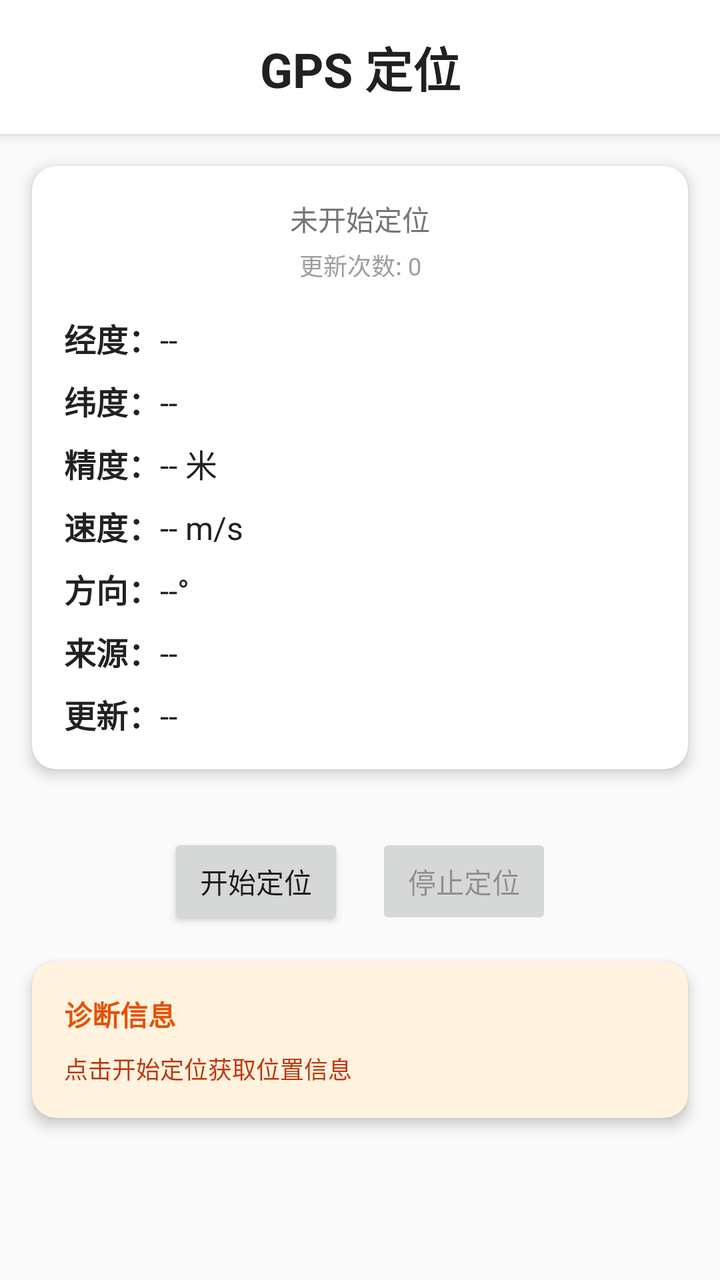
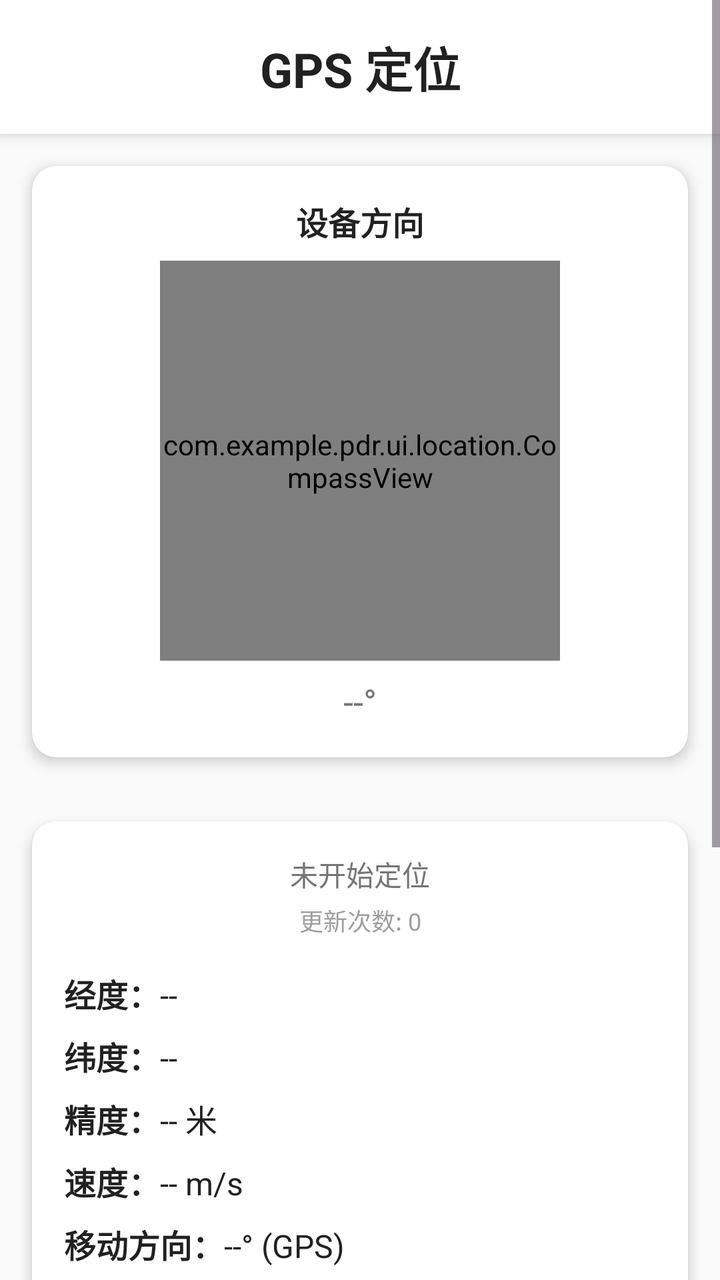

The first picture is an Android layout as it rendered before a commit; the second is the same layout after the commit. The layout source and the unified diff follow.
<!-- AndroidManifest.xml: application theme Theme.PDR -->
<!-- res/layout/fragment_location.xml -->
<?xml version="1.0" encoding="utf-8"?>
<LinearLayout xmlns:android="http://schemas.android.com/apk/res/android"
    xmlns:tools="http://schemas.android.com/tools"
    android:layout_width="match_parent"
    android:layout_height="match_parent"
    android:orientation="vertical"
    android:background="#FAFAFA"
    tools:context=".ui.location.LocationFragment">

    
    <LinearLayout
        android:id="@+id/headerLayout"
        android:layout_width="match_parent"
        android:layout_height="wrap_content"
        android:orientation="vertical"
        android:background="#FFFFFF"
        android:elevation="4dp">

        <TextView
            android:layout_width="match_parent"
            android:layout_height="wrap_content"
            android:padding="16dp"
            android:text="GPS 定位"
            android:textColor="#212121"
            android:textSize="24sp"
            android:textStyle="bold"
            android:gravity="center" />

    </LinearLayout>

    
    <androidx.cardview.widget.CardView
        android:layout_width="match_parent"
        android:layout_height="wrap_content"
        android:layout_margin="16dp"
        app:cardCornerRadius="12dp"
        app:cardElevation="4dp"
        xmlns:app="http://schemas.android.com/apk/res-auto">

        <LinearLayout
            android:layout_width="match_parent"
            android:layout_height="wrap_content"
            android:orientation="vertical"
            android:padding="16dp">

            
            <TextView
                android:id="@+id/textStatus"
                android:layout_width="match_parent"
                android:layout_height="wrap_content"
                android:text="未开始定位"
                android:textColor="#757575"
                android:textSize="14sp"
                android:gravity="center" />

            
            <TextView
                android:id="@+id/textUpdateCount"
                android:layout_width="match_parent"
                android:layout_height="wrap_content"
                android:layout_marginTop="4dp"
                android:text="更新次数: 0"
                android:textColor="#9E9E9E"
                android:textSize="12sp"
                android:gravity="center" />

            
            <LinearLayout
                android:layout_width="match_parent"
                android:layout_height="wrap_content"
                android:layout_marginTop="16dp"
                android:orientation="horizontal">

                <TextView
                    android:layout_width="wrap_content"
                    android:layout_height="wrap_content"
                    android:text="经度："
                    android:textColor="#212121"
                    android:textSize="16sp"
                    android:textStyle="bold" />

                <TextView
                    android:id="@+id/textLongitude"
                    android:layout_width="wrap_content"
                    android:layout_height="wrap_content"
                    android:text="--"
                    android:textColor="#212121"
                    android:textSize="16sp" />

            </LinearLayout>

            
            <LinearLayout
                android:layout_width="match_parent"
                android:layout_height="wrap_content"
                android:layout_marginTop="8dp"
                android:orientation="horizontal">

                <TextView
                    android:layout_width="wrap_content"
                    android:layout_height="wrap_content"
                    android:text="纬度："
                    android:textColor="#212121"
                    android:textSize="16sp"
                    android:textStyle="bold" />

                <TextView
                    android:id="@+id/textLatitude"
                    android:layout_width="wrap_content"
                    android:layout_height="wrap_content"
                    android:text="--"
                    android:textColor="#212121"
                    android:textSize="16sp" />

            </LinearLayout>

            
            <LinearLayout
                android:layout_width="match_parent"
                android:layout_height="wrap_content"
                android:layout_marginTop="8dp"
                android:orientation="horizontal">

                <TextView
                    android:layout_width="wrap_content"
                    android:layout_height="wrap_content"
                    android:text="精度："
                    android:textColor="#212121"
                    android:textSize="16sp"
                    android:textStyle="bold" />

                <TextView
                    android:id="@+id/textAccuracy"
                    android:layout_width="wrap_content"
                    android:layout_height="wrap_content"
                    android:text="-- 米"
                    android:textColor="#212121"
                    android:textSize="16sp" />

            </LinearLayout>

            
            <LinearLayout
                android:layout_width="match_parent"
                android:layout_height="wrap_content"
                android:layout_marginTop="8dp"
                android:orientation="horizontal">

                <TextView
                    android:layout_width="wrap_content"
                    android:layout_height="wrap_content"
                    android:text="速度："
                    android:textColor="#212121"
                    android:textSize="16sp"
                    android:textStyle="bold" />

                <TextView
                    android:id="@+id/textSpeed"
                    android:layout_width="wrap_content"
                    android:layout_height="wrap_content"
                    android:text="-- m/s"
                    android:textColor="#212121"
                    android:textSize="16sp" />

            </LinearLayout>

            
            <LinearLayout
                android:layout_width="match_parent"
                android:layout_height="wrap_content"
                android:layout_marginTop="8dp"
                android:orientation="horizontal">

                <TextView
                    android:layout_width="wrap_content"
                    android:layout_height="wrap_content"
                    android:text="方向："
                    android:textColor="#212121"
                    android:textSize="16sp"
                    android:textStyle="bold" />

                <TextView
                    android:id="@+id/textBearing"
                    android:layout_width="wrap_content"
                    android:layout_height="wrap_content"
                    android:text="--°"
                    android:textColor="#212121"
                    android:textSize="16sp" />

            </LinearLayout>

            
            <LinearLayout
                android:layout_width="match_parent"
                android:layout_height="wrap_content"
                android:layout_marginTop="8dp"
                android:orientation="horizontal">

                <TextView
                    android:layout_width="wrap_content"
                    android:layout_height="wrap_content"
                    android:text="来源："
                    android:textColor="#212121"
                    android:textSize="16sp"
                    android:textStyle="bold" />

                <TextView
                    android:id="@+id/textProvider"
                    android:layout_width="wrap_content"
                    android:layout_height="wrap_content"
                    android:text="--"
                    android:textColor="#212121"
                    android:textSize="16sp" />

            </LinearLayout>

            
            <LinearLayout
                android:layout_width="match_parent"
                android:layout_height="wrap_content"
                android:layout_marginTop="8dp"
                android:orientation="horizontal">

                <TextView
                    android:layout_width="wrap_content"
                    android:layout_height="wrap_content"
                    android:text="更新："
                    android:textColor="#212121"
                    android:textSize="16sp"
                    android:textStyle="bold" />

                <TextView
                    android:id="@+id/textUpdateTime"
                    android:layout_width="wrap_content"
                    android:layout_height="wrap_content"
                    android:text="--"
                    android:textColor="#212121"
                    android:textSize="16sp" />

            </LinearLayout>

        </LinearLayout>

    </androidx.cardview.widget.CardView>

    
    <LinearLayout
        android:layout_width="match_parent"
        android:layout_height="wrap_content"
        android:layout_margin="16dp"
        android:orientation="horizontal"
        android:gravity="center">

        <Button
            android:id="@+id/btnStart"
            android:layout_width="wrap_content"
            android:layout_height="wrap_content"
            android:text="开始定位"
            android:layout_marginEnd="16dp" />

        <Button
            android:id="@+id/btnStop"
            android:layout_width="wrap_content"
            android:layout_height="wrap_content"
            android:text="停止定位"
            android:enabled="false" />

    </LinearLayout>

    
    <androidx.cardview.widget.CardView
        android:layout_width="match_parent"
        android:layout_height="wrap_content"
        android:layout_marginStart="16dp"
        android:layout_marginEnd="16dp"
        android:layout_marginBottom="16dp"
        app:cardCornerRadius="12dp"
        app:cardElevation="4dp"
        app:cardBackgroundColor="#FFF3E0"
        xmlns:app="http://schemas.android.com/apk/res-auto">

        <LinearLayout
            android:layout_width="match_parent"
            android:layout_height="wrap_content"
            android:orientation="vertical"
            android:padding="16dp">

            <TextView
                android:layout_width="match_parent"
                android:layout_height="wrap_content"
                android:text="诊断信息"
                android:textColor="#E65100"
                android:textSize="14sp"
                android:textStyle="bold" />

            <TextView
                android:id="@+id/textDiagnostic"
                android:layout_width="match_parent"
                android:layout_height="wrap_content"
                android:layout_marginTop="8dp"
                android:text="点击开始定位获取位置信息"
                android:textColor="#BF360C"
                android:textSize="12sp" />

        </LinearLayout>

    </androidx.cardview.widget.CardView>

</LinearLayout>
<!-- resources referenced by this layout -->
<resources>
  <style name="Theme.PDR" parent="Base.Theme.PDR" />
  <style name="Base.Theme.PDR" parent="Theme.Material3.DayNight.NoActionBar">
          
          <item name="colorPrimary">@color/purple_500</item>
          <item name="colorPrimaryVariant">@color/purple_700</item>
          <item name="colorOnPrimary">@color/white</item>
          
          <item name="colorSecondary">@color/teal_200</item>
          <item name="colorSecondaryVariant">@color/teal_700</item>
          <item name="colorOnSecondary">@color/black</item>
      </style>
  <color name="purple_500">#FF6200EE</color>
  <color name="purple_700">#FF3700B3</color>
  <color name="white">#FFFFFFFF</color>
  <color name="teal_200">#FF03DAC5</color>
  <color name="teal_700">#FF018786</color>
  <color name="black">#FF000000</color>
</resources>

<!-- the commit's change to res/layout/fragment_location.xml (unified diff, before → after) -->
@@ -1,309 +1,357 @@
 <?xml version="1.0" encoding="utf-8"?>
-<LinearLayout xmlns:android="http://schemas.android.com/apk/res/android"
+<ScrollView xmlns:android="http://schemas.android.com/apk/res/android"
     xmlns:tools="http://schemas.android.com/tools"
+    xmlns:app="http://schemas.android.com/apk/res-auto"
     android:layout_width="match_parent"
     android:layout_height="match_parent"
-    android:orientation="vertical"
+    android:fillViewport="true"
     android:background="#FAFAFA"
     tools:context=".ui.location.LocationFragment">
 
-    
     <LinearLayout
-        android:id="@+id/headerLayout"
         android:layout_width="match_parent"
         android:layout_height="wrap_content"
-        android:orientation="vertical"
-        android:background="#FFFFFF"
-        android:elevation="4dp">
-
-        <TextView
-            android:layout_width="match_parent"
-            android:layout_height="wrap_content"
-            android:padding="16dp"
-            android:text="GPS 定位"
-            android:textColor="#212121"
-            android:textSize="24sp"
-            android:textStyle="bold"
-            android:gravity="center" />
-
-    </LinearLayout>
-
-    
-    <androidx.cardview.widget.CardView
-        android:layout_width="match_parent"
-        android:layout_height="wrap_content"
-        android:layout_margin="16dp"
-        app:cardCornerRadius="12dp"
-        app:cardElevation="4dp"
-        xmlns:app="http://schemas.android.com/apk/res-auto">
-
+        android:orientation="vertical">
+
+        
         <LinearLayout
+            android:id="@+id/headerLayout"
             android:layout_width="match_parent"
             android:layout_height="wrap_content"
             android:orientation="vertical"
-            android:padding="16dp">
-
-            
+            android:background="#FFFFFF"
+            android:elevation="4dp">
+
             <TextView
-                android:id="@+id/textStatus"
                 android:layout_width="match_parent"
                 android:layout_height="wrap_content"
-                android:text="未开始定位"
-                android:textColor="#757575"
-                android:textSize="14sp"
+                android:padding="16dp"
+                android:text="GPS 定位"
+                android:textColor="#212121"
+                android:textSize="24sp"
+                android:textStyle="bold"
                 android:gravity="center" />
 
-            
-            <TextView
-                android:id="@+id/textUpdateCount"
-                android:layout_width="match_parent"
-                android:layout_height="wrap_content"
-                android:layout_marginTop="4dp"
-                android:text="更新次数: 0"
-                android:textColor="#9E9E9E"
-                android:textSize="12sp"
-                android:gravity="center" />
-
-            
+        </LinearLayout>
+
+        
+        <androidx.cardview.widget.CardView
+            android:layout_width="match_parent"
+            android:layout_height="wrap_content"
+            android:layout_margin="16dp"
+            app:cardCornerRadius="12dp"
+            app:cardElevation="4dp">
+
             <LinearLayout
                 android:layout_width="match_parent"
                 android:layout_height="wrap_content"
-                android:layout_marginTop="16dp"
-                android:orientation="horizontal">
+                android:orientation="vertical"
+                android:padding="16dp"
+                android:gravity="center">
 
                 <TextView
                     android:layout_width="wrap_content"
                     android:layout_height="wrap_content"
-                    android:text="经度："
+                    android:text="设备方向"
                     android:textColor="#212121"
                     android:textSize="16sp"
                     android:textStyle="bold" />
 
-                <TextView
-                    android:id="@+id/textLongitude"
+                <com.example.pdr.ui.location.CompassView
+                    android:id="@+id/compassView"
+                    android:layout_width="200dp"
+                    android:layout_height="200dp"
+                    android:layout_marginTop="8dp" />
+
+                <TextView
+                    android:id="@+id/textDeviceBearing"
                     android:layout_width="wrap_content"
                     android:layout_height="wrap_content"
-                    android:text="--"
-                    android:textColor="#212121"
-                    android:textSize="16sp" />
+                    android:layout_marginTop="8dp"
+                    android:text="--°"
+                    android:textColor="#757575"
+                    android:textSize="18sp" />
 
             </LinearLayout>
 
-            
+        </androidx.cardview.widget.CardView>
+
+        
+        <androidx.cardview.widget.CardView
+            android:layout_width="match_parent"
+            android:layout_height="wrap_content"
+            android:layout_margin="16dp"
+            app:cardCornerRadius="12dp"
+            app:cardElevation="4dp">
+
             <LinearLayout
                 android:layout_width="match_parent"
                 android:layout_height="wrap_content"
-                android:layout_marginTop="8dp"
-                android:orientation="horizontal">
-
-                <TextView
-                    android:layout_width="wrap_content"
-                    android:layout_height="wrap_content"
-                    android:text="纬度："
-                    android:textColor="#212121"
-                    android:textSize="16sp"
-                    android:textStyle="bold" />
-
-                <TextView
-                    android:id="@+id/textLatitude"
-                    android:layout_width="wrap_content"
-                    android:layout_height="wrap_content"
-                    android:text="--"
-                    android:textColor="#212121"
-                    android:textSize="16sp" />
+                android:orientation="vertical"
+                android:padding="16dp">
+
+                
+                <TextView
+                    android:id="@+id/textStatus"
+                    android:layout_width="match_parent"
+                    android:layout_height="wrap_content"
+                    android:text="未开始定位"
+                    android:textColor="#757575"
+                    android:textSize="14sp"
+                    android:gravity="center" />
+
+                
+                <TextView
+                    android:id="@+id/textUpdateCount"
+                    android:layout_width="match_parent"
+                    android:layout_height="wrap_content"
+                    android:layout_marginTop="4dp"
+                    android:text="更新次数: 0"
+                    android:textColor="#9E9E9E"
+                    android:textSize="12sp"
+                    android:gravity="center" />
+
+                
+                <LinearLayout
+                    android:layout_width="match_parent"
+                    android:layout_height="wrap_content"
+                    android:layout_marginTop="16dp"
+                    android:orientation="horizontal">
+
+                    <TextView
+                        android:layout_width="wrap_content"
+                        android:layout_height="wrap_content"
+                        android:text="经度："
+                        android:textColor="#212121"
+                        android:textSize="16sp"
+                        android:textStyle="bold" />
+
+                    <TextView
+                        android:id="@+id/textLongitude"
+                        android:layout_width="wrap_content"
+                        android:layout_height="wrap_content"
+                        android:text="--"
+                        android:textColor="#212121"
+                        android:textSize="16sp" />
+
+                </LinearLayout>
+
+                
+                <LinearLayout
+                    android:layout_width="match_parent"
+                    android:layout_height="wrap_content"
+                    android:layout_marginTop="8dp"
+                    android:orientation="horizontal">
+
+                    <TextView
+                        android:layout_width="wrap_content"
+                        android:layout_height="wrap_content"
+                        android:text="纬度："
+                        android:textColor="#212121"
+                        android:textSize="16sp"
+                        android:textStyle="bold" />
+
+                    <TextView
+                        android:id="@+id/textLatitude"
+                        android:layout_width="wrap_content"
+                        android:layout_height="wrap_content"
+                        android:text="--"
+                        android:textColor="#212121"
+                        android:textSize="16sp" />
+
+                </LinearLayout>
+
+                
+                <LinearLayout
+                    android:layout_width="match_parent"
+                    android:layout_height="wrap_content"
+                    android:layout_marginTop="8dp"
+                    android:orientation="horizontal">
+
+                    <TextView
+                        android:layout_width="wrap_content"
+                        android:layout_height="wrap_content"
+                        android:text="精度："
+                        android:textColor="#212121"
+                        android:textSize="16sp"
+                        android:textStyle="bold" />
+
+                    <TextView
+                        android:id="@+id/textAccuracy"
+                        android:layout_width="wrap_content"
+                        android:layout_height="wrap_content"
+                        android:text="-- 米"
+                        android:textColor="#212121"
+                        android:textSize="16sp" />
+
+                </LinearLayout>
+
+                
+                <LinearLayout
+                    android:layout_width="match_parent"
+                    android:layout_height="wrap_content"
+                    android:layout_marginTop="8dp"
+                    android:orientation="horizontal">
+
+                    <TextView
+                        android:layout_width="wrap_content"
+                        android:layout_height="wrap_content"
+                        android:text="速度："
+                        android:textColor="#212121"
+                        android:textSize="16sp"
+                        android:textStyle="bold" />
+
+                    <TextView
+                        android:id="@+id/textSpeed"
+                        android:layout_width="wrap_content"
+                        android:layout_height="wrap_content"
+                        android:text="-- m/s"
+                        android:textColor="#212121"
+                        android:textSize="16sp" />
+
+                </LinearLayout>
+
+                
+                <LinearLayout
+                    android:layout_width="match_parent"
+                    android:layout_height="wrap_content"
+                    android:layout_marginTop="8dp"
+                    android:orientation="horizontal">
+
+                    <TextView
+                        android:layout_width="wrap_content"
+                        android:layout_height="wrap_content"
+                        android:text="移动方向："
+                        android:textColor="#212121"
+                        android:textSize="16sp"
+                        android:textStyle="bold" />
+
+                    <TextView
+                        android:id="@+id/textBearing"
+                        android:layout_width="wrap_content"
+                        android:layout_height="wrap_content"
+                        android:text="--° (GPS)"
+                        android:textColor="#212121"
+                        android:textSize="16sp" />
+
+                </LinearLayout>
+
+                
+                <LinearLayout
+                    android:layout_width="match_parent"
+                    android:layout_height="wrap_content"
+                    android:layout_marginTop="8dp"
+                    android:orientation="horizontal">
+
+                    <TextView
+                        android:layout_width="wrap_content"
+                        android:layout_height="wrap_content"
+                        android:text="来源："
+                        android:textColor="#212121"
+                        android:textSize="16sp"
+                        android:textStyle="bold" />
+
+                    <TextView
+                        android:id="@+id/textProvider"
+                        android:layout_width="wrap_content"
+                        android:layout_height="wrap_content"
+                        android:text="--"
+                        android:textColor="#212121"
+                        android:textSize="16sp" />
+
+                </LinearLayout>
+
+                
+                <LinearLayout
+                    android:layout_width="match_parent"
+                    android:layout_height="wrap_content"
+                    android:layout_marginTop="8dp"
+                    android:orientation="horizontal">
+
+                    <TextView
+                        android:layout_width="wrap_content"
+                        android:layout_height="wrap_content"
+                        android:text="更新："
+                        android:textColor="#212121"
+                        android:textSize="16sp"
+                        android:textStyle="bold" />
+
+                    <TextView
+                        android:id="@+id/textUpdateTime"
+                        android:layout_width="wrap_content"
+                        android:layout_height="wrap_content"
+                        android:text="--"
+                        android:textColor="#212121"
+                        android:textSize="16sp" />
+
+                </LinearLayout>
 
             </LinearLayout>
 
-            
+        </androidx.cardview.widget.CardView>
+
+        
+        <LinearLayout
+            android:layout_width="match_parent"
+            android:layout_height="wrap_content"
+            android:layout_margin="16dp"
+            android:orientation="horizontal"
+            android:gravity="center">
+
+            <Button
+                android:id="@+id/btnStart"
+                android:layout_width="wrap_content"
+                android:layout_height="wrap_content"
+                android:text="开始定位"
+                android:layout_marginEnd="16dp" />
+
+            <Button
+                android:id="@+id/btnStop"
+                android:layout_width="wrap_content"
+                android:layout_height="wrap_content"
+                android:text="停止定位"
+                android:enabled="false" />
+
+        </LinearLayout>
+
+        
+        <androidx.cardview.widget.CardView
+            android:layout_width="match_parent"
+            android:layout_height="wrap_content"
+            android:layout_marginStart="16dp"
+            android:layout_marginEnd="16dp"
+            android:layout_marginBottom="80dp"
+            app:cardCornerRadius="12dp"
+            app:cardElevation="4dp"
+            app:cardBackgroundColor="#FFF3E0">
+
             <LinearLayout
                 android:layout_width="match_parent"
                 android:layout_height="wrap_content"
-                android:layout_marginTop="8dp"
-                android:orientation="horizontal">
-
-                <TextView
-                    android:layout_width="wrap_content"
-                    android:layout_height="wrap_content"
-                    android:text="精度："
-                    android:textColor="#212121"
-                    android:textSize="16sp"
+                android:orientation="vertical"
+                android:padding="16dp">
+
+                <TextView
+                    android:layout_width="match_parent"
+                    android:layout_height="wrap_content"
+                    android:text="诊断信息"
+                    android:textColor="#E65100"
+                    android:textSize="14sp"
                     android:textStyle="bold" />
 
                 <TextView
-                    android:id="@+id/textAccuracy"
-                    android:layout_width="wrap_content"
-                    android:layout_height="wrap_content"
-                    android:text="-- 米"
-                    android:textColor="#212121"
-                    android:textSize="16sp" />
+                    android:id="@+id/textDiagnostic"
+                    android:layout_width="match_parent"
+                    android:layout_height="wrap_content"
+                    android:layout_marginTop="8dp"
+                    android:text="点击开始定位获取位置信息"
+                    android:textColor="#BF360C"
+                    android:textSize="12sp" />
 
             </LinearLayout>
 
-            
-            <LinearLayout
-                android:layout_width="match_parent"
-                android:layout_height="wrap_content"
-                android:layout_marginTop="8dp"
-                android:orientation="horizontal">
-
-                <TextView
-                    android:layout_width="wrap_content"
-                    android:layout_height="wrap_content"
-                    android:text="速度："
-                    android:textColor="#212121"
-                    android:textSize="16sp"
-                    android:textStyle="bold" />
-
-                <TextView
-                    android:id="@+id/textSpeed"
-                    android:layout_width="wrap_content"
-                    android:layout_height="wrap_content"
-                    android:text="-- m/s"
-                    android:textColor="#212121"
-                    android:textSize="16sp" />
-
-            </LinearLayout>
-
-            
-            <LinearLayout
-                android:layout_width="match_parent"
-                android:layout_height="wrap_content"
-                android:layout_marginTop="8dp"
-                android:orientation="horizontal">
-
-                <TextView
-                    android:layout_width="wrap_content"
-                    android:layout_height="wrap_content"
-                    android:text="方向："
-                    android:textColor="#212121"
-                    android:textSize="16sp"
-                    android:textStyle="bold" />
-
-                <TextView
-                    android:id="@+id/textBearing"
-                    android:layout_width="wrap_content"
-                    android:layout_height="wrap_content"
-                    android:text="--°"
-                    android:textColor="#212121"
-                    android:textSize="16sp" />
-
-            </LinearLayout>
-
-            
-            <LinearLayout
-                android:layout_width="match_parent"
-                android:layout_height="wrap_content"
-                android:layout_marginTop="8dp"
-                android:orientation="horizontal">
-
-                <TextView
-                    android:layout_width="wrap_content"
-                    android:layout_height="wrap_content"
-                    android:text="来源："
-                    android:textColor="#212121"
-                    android:textSize="16sp"
-                    android:textStyle="bold" />
-
-                <TextView
-                    android:id="@+id/textProvider"
-                    android:layout_width="wrap_content"
-                    android:layout_height="wrap_content"
-                    android:text="--"
-                    android:textColor="#212121"
-                    android:textSize="16sp" />
-
-            </LinearLayout>
-
-            
-            <LinearLayout
-                android:layout_width="match_parent"
-                android:layout_height="wrap_content"
-                android:layout_marginTop="8dp"
-                android:orientation="horizontal">
-
-                <TextView
-                    android:layout_width="wrap_content"
-                    android:layout_height="wrap_content"
-                    android:text="更新："
-                    android:textColor="#212121"
-                    android:textSize="16sp"
-                    android:textStyle="bold" />
-
-                <TextView
-                    android:id="@+id/textUpdateTime"
-                    android:layout_width="wrap_content"
-                    android:layout_height="wrap_content"
-                    android:text="--"
-                    android:textColor="#212121"
-                    android:textSize="16sp" />
-
-            </LinearLayout>
-
-        </LinearLayout>
-
-    </androidx.cardview.widget.CardView>
-
-    
-    <LinearLayout
-        android:layout_width="match_parent"
-        android:layout_height="wrap_content"
-        android:layout_margin="16dp"
-        android:orientation="horizontal"
-        android:gravity="center">
-
-        <Button
-            android:id="@+id/btnStart"
-            android:layout_width="wrap_content"
-            android:layout_height="wrap_content"
-            android:text="开始定位"
-            android:layout_marginEnd="16dp" />
-
-        <Button
-            android:id="@+id/btnStop"
-            android:layout_width="wrap_content"
-            android:layout_height="wrap_content"
-            android:text="停止定位"
-            android:enabled="false" />
+        </androidx.cardview.widget.CardView>
 
     </LinearLayout>
 
-    
-    <androidx.cardview.widget.CardView
-        android:layout_width="match_parent"
-        android:layout_height="wrap_content"
-        android:layout_marginStart="16dp"
-        android:layout_marginEnd="16dp"
-        android:layout_marginBottom="16dp"
-        app:cardCornerRadius="12dp"
-        app:cardElevation="4dp"
-        app:cardBackgroundColor="#FFF3E0"
-        xmlns:app="http://schemas.android.com/apk/res-auto">
-
-        <LinearLayout
-            android:layout_width="match_parent"
-            android:layout_height="wrap_content"
-            android:orientation="vertical"
-            android:padding="16dp">
-
-            <TextView
-                android:layout_width="match_parent"
-                android:layout_height="wrap_content"
-                android:text="诊断信息"
-                android:textColor="#E65100"
-                android:textSize="14sp"
-                android:textStyle="bold" />
-
-            <TextView
-                android:id="@+id/textDiagnostic"
-                android:layout_width="match_parent"
-                android:layout_height="wrap_content"
-                android:layout_marginTop="8dp"
-                android:text="点击开始定位获取位置信息"
-                android:textColor="#BF360C"
-                android:textSize="12sp" />
-
-        </LinearLayout>
-
-    </androidx.cardview.widget.CardView>
-
-</LinearLayout>
+</ScrollView>
